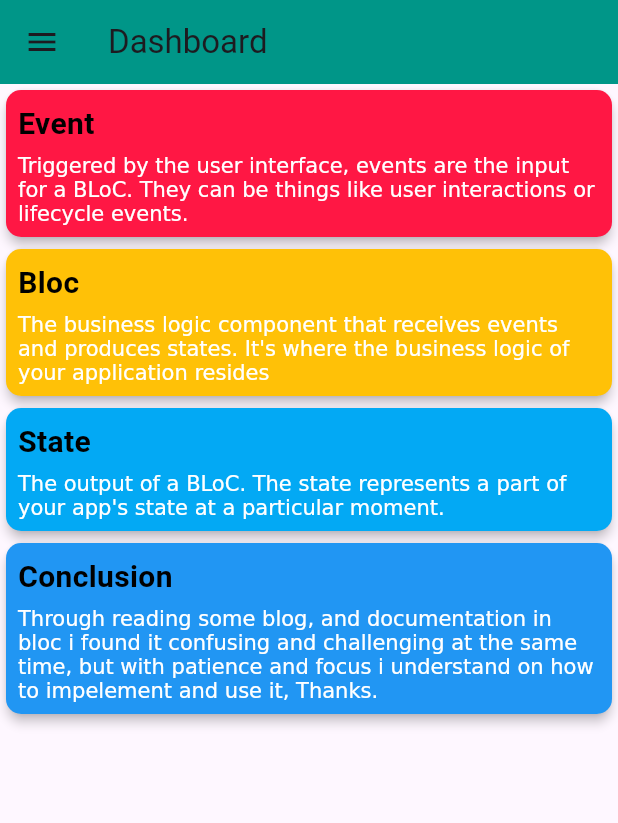
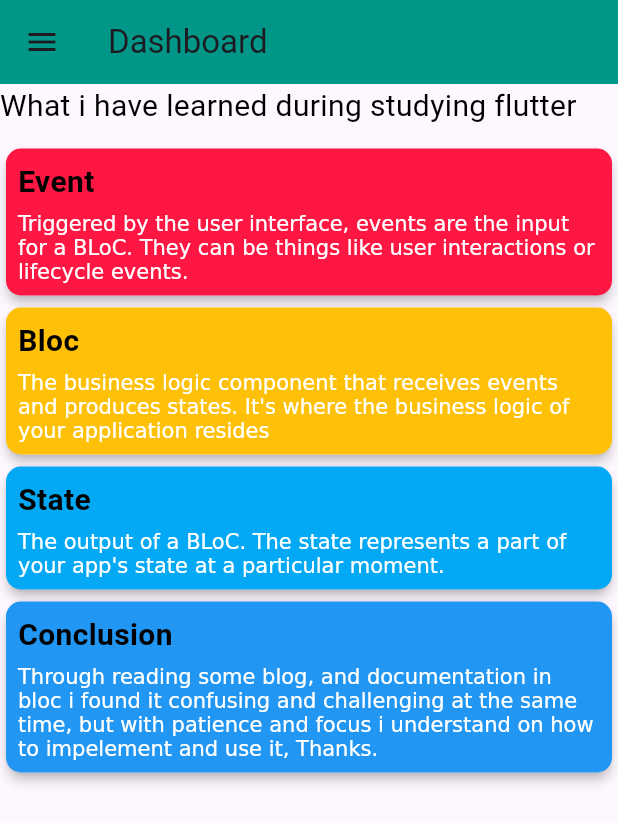
Before and after one commit to san-dr0/flutter-cart, a Flutter app: the DashBoardPage screen opened by its route, on a phone screen of 412 x 824 dp. Shown: the top 823 px of the screen. Run offline on Flutter 3.47's test engine with Material 3 defaults, Android fonts, the phone set to English and light mode, and no system bars; our stand-ins replace bloc, equatable, flutter_bloc, fluttertoast, get_it, go_router and 3 more; accounts and stored records are empty.

Commit message:
biometrics and logout

```diff
--- a/lib/core/string.dart
+++ b/lib/core/string.dart
@@ -46,3 +46,4 @@ final List<Map<String, dynamic>> blocInformationList = [
   }
 ];
 const String updateCredentialsSuccessfullTitle = "Updating account was successfull.";
+const String myLearningThroughThisJourneyTitle = "What i have learned during studying flutter";
--- a/lib/feature/auth/presentation/bloc/auth.bloc.dart
+++ b/lib/feature/auth/presentation/bloc/auth.bloc.dart
@@ -52,7 +52,10 @@ class AuthBloc extends Bloc<AuthEvent, AuthState> {
   }
 
   FutureOr<void> authOnLogoutEvent(AuthOnLogoutEvent event, Emitter<AuthState> emit) {
+    BuildContext context = event.context;
 
+    emit(AuthOnValidCredentialsState(authCredentialsModel: null));
+    context.push("/");
   }
 
   FutureOr<void> authOnNavigateToSignup(AuthOnNavigateToSignupEvent event, Emitter<AuthState> emit) {
--- a/lib/feature/auth/presentation/bloc/auth.event.dart
+++ b/lib/feature/auth/presentation/bloc/auth.event.dart
@@ -11,7 +11,12 @@ class AuthOnLoginEvent extends AuthEvent {
   AuthOnLoginEvent({required this.email, required this.password, required this.context});
 }
 
-class AuthOnLogoutEvent extends AuthEvent {}
+class AuthOnLogoutEvent extends AuthEvent {
+  BuildContext context;
+
+  AuthOnLogoutEvent({required this.context});
+}
+
 class AuthOnNavigateToSignupEvent extends AuthEvent {
   BuildContext context;
 
--- a/lib/feature/dashboard/presentation/pages/dashboard.page.dart
+++ b/lib/feature/dashboard/presentation/pages/dashboard.page.dart
@@ -1,3 +1,5 @@
+import 'dart:developer';
+
 import 'package:clean_arch2/core/color.dart';
 import 'package:clean_arch2/core/string.dart';
 import 'package:clean_arch2/core/text.style.dart';
@@ -8,6 +10,8 @@ import 'package:clean_arch2/feature/dashboard/presentation/bloc/dashboard.bloc.d
 import 'package:clean_arch2/feature/dashboard/presentation/bloc/dashboard.event.dart';
 import 'package:flutter/material.dart';
 import 'package:flutter_bloc/flutter_bloc.dart';
+
+import '../../../auth/presentation/bloc/auth.event.dart';
 
 class DashBoardPage extends StatefulWidget {
   const DashBoardPage({super.key});
@@ -20,6 +24,7 @@ class _DashBoardPage extends State<DashBoardPage> {
   late AuthBloc authBloc;
   late CartBloc cartBloc;
   late DashBoardBloc dashBoardBloc;
+  bool isBiometricEnabled = false;
 
   @override
   void initState() {
@@ -39,6 +44,10 @@ class _DashBoardPage extends State<DashBoardPage> {
 
   void onNavigateToUpdateCreds() {
     dashBoardBloc.add(DashBoardOnNavigateToUpdateCredsEvent(context: context));
+  }
+
+  void onLogOutUser() {
+    authBloc.add(AuthOnLogoutEvent(context: context));
   }
 
   @override
@@ -65,14 +74,14 @@ class _DashBoardPage extends State<DashBoardPage> {
                 crossAxisAlignment: CrossAxisAlignment.start,
                 children: [
                   BlocBuilder(
-                      bloc: context.read<AuthBloc>(),
+                      bloc: authBloc,
                       builder: (context, state) {
                         if (state is AuthOnValidCredentialsState) {
                           return Column(
                             crossAxisAlignment: CrossAxisAlignment.start,
                             children: [
-                              Text("Name: ${state.authCredentialsModel!.lastName}, ${state.authCredentialsModel!.firstName}"),
-                              Text("Email: ${state.authCredentialsModel!.email}"),
+                              Text("Name: ${state.authCredentialsModel?.lastName}, ${state.authCredentialsModel?.firstName}"),
+                              Text("Email: ${state.authCredentialsModel?.email}"),
                             ],
                           );
                         }
@@ -94,7 +103,9 @@ class _DashBoardPage extends State<DashBoardPage> {
               },
               title: Text("Transactions"),
             ),
-            ExpansionTile(title: Text("Settings"), children: [
+            ExpansionTile(
+              title: Text("Settings"),
+              children: [
                 ListTile(
                   onTap: () {
                     onNavigateToUpdateCreds();
@@ -103,13 +114,45 @@ class _DashBoardPage extends State<DashBoardPage> {
                 ),
                 ListTile(
                   onTap: () {},
+                  title: Row(
+                    mainAxisAlignment: MainAxisAlignment.spaceBetween,
+                    children: [
+                      Text("Enable biometrics"),
+                      Switch(
+                        value: isBiometricEnabled,
+                        onChanged: (bool? value) {
+                          setState(() {
+                            isBiometricEnabled = !isBiometricEnabled;
+                          });
+                        })
+                    ],
+                  )
+                ),
+                ListTile(
+                  onTap: () {
+                    onLogOutUser();
+                  },
                   title: Text("Logout"),
                 ),
-            ],)
+              ],
+            )
           ],
         ),
       ),
-      body: ListView.separated(
+      body: Column(
+        crossAxisAlignment: CrossAxisAlignment.start,
+        children: [
+          Text(
+            myLearningThroughThisJourneyTitle,
+            style: textStyle(
+              color: Colors.black,
+              fontSize: 20.0,
+            ),
+            textAlign: TextAlign.center,
+          ),
+          const SizedBox(height: 10.0,),
+          Expanded(
+            child: ListView.separated(
               itemBuilder: (context, index) {
                 return Card(
                   elevation: 3.0,
@@ -143,6 +186,9 @@ class _DashBoardPage extends State<DashBoardPage> {
                 return SizedBox(height: 0.0);
               },
               itemCount: blocInformationList.length
+            ),
+          ),
+        ],
       )
     );
   }
```
Also changed, not shown: 4 other files. Lines whose indentation alone changed are shown as unchanged.
